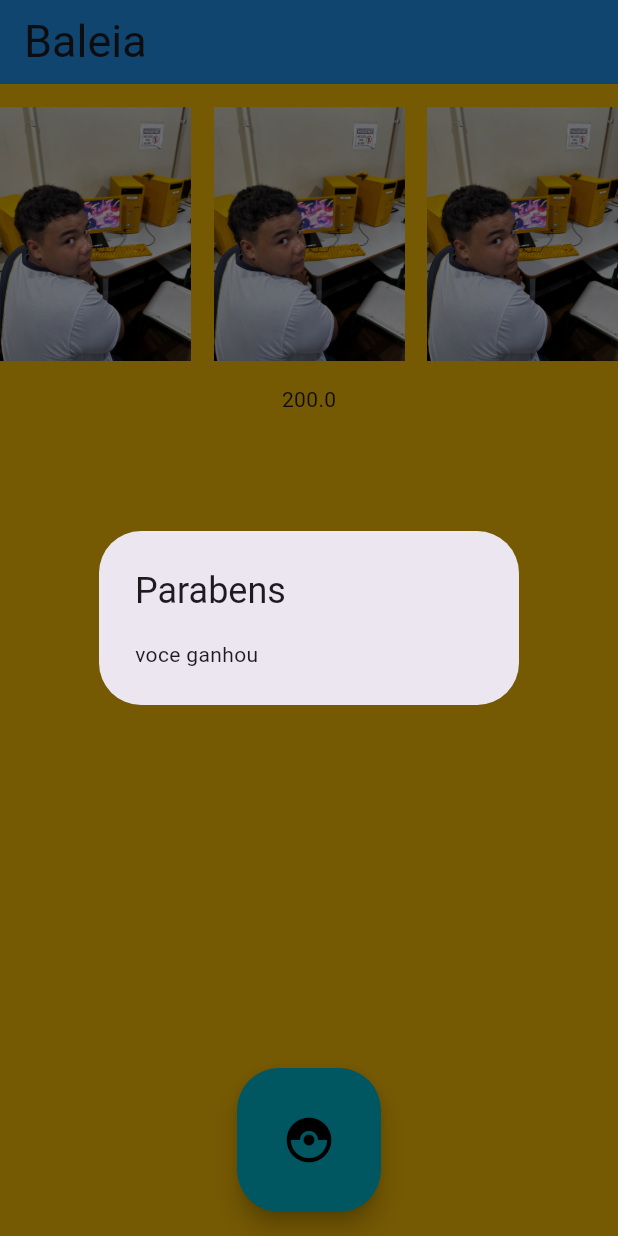
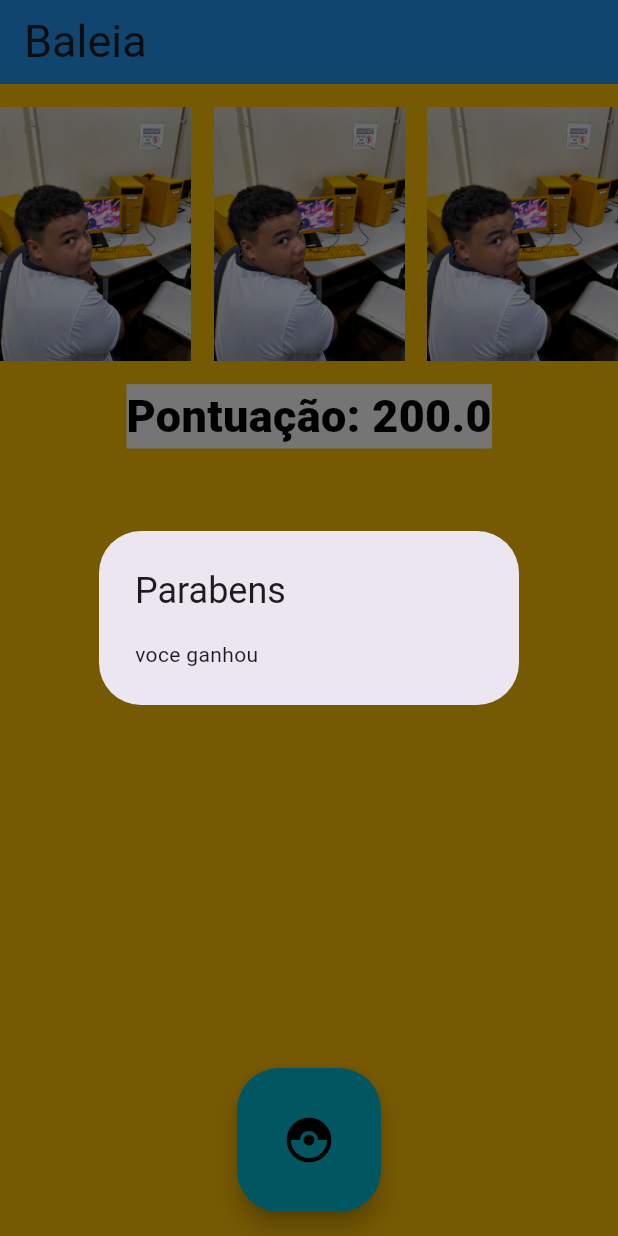
Before and after one commit to dsheitorfurtado/sorteador, a Flutter app: the screen it shows after launch, after a tap on the "catching pokemon" icon, on a phone screen of 412 x 824 dp. Run offline on Flutter 3.47's test engine with Material 3 defaults, Android fonts, the phone set to English and light mode, and no system bars.

Commit message:
pontuação

```diff
--- a/lib/telas/tela_principal.dart
+++ b/lib/telas/tela_principal.dart
@@ -26,7 +26,7 @@ class _HomePageState extends State<HomePage> {
         imagemSelecionada[0] = Random().nextInt(images.length);
         imagemSelecionada[1] = Random().nextInt(images.length);
         imagemSelecionada[2] = Random().nextInt(images.length);
-        sleep(Duration(milliseconds: 500));
+
       });
 
       i++; // mesma coisa que i = i +1;
@@ -93,11 +93,17 @@ class _HomePageState extends State<HomePage> {
               ),
             ],
           ),
-          Text(somatorio.toString())
+          Text(
+            "Pontuação: " + somatorio.toString(),
+            style: TextStyle(
+              fontSize: 30, // tamanho do texto
+              color: Colors.black, // cor do texto
+              fontWeight: FontWeight.w900, // largura do texto
+              backgroundColor: Color.fromARGB(255, 255, 255, 255) /// cor do fundo
+            )
+          ),
         ],
       ),
-
-
 
       floatingActionButtonLocation: FloatingActionButtonLocation.centerFloat,
     );
```
